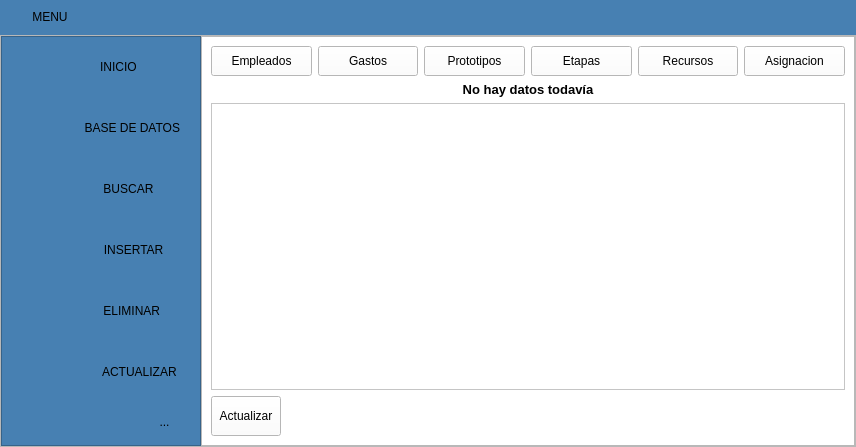
This is Menu Lateral desplegable/menu.ui in Juankapy/Programacion-app as Qt 5 draws it before an edit. The edited form follows.
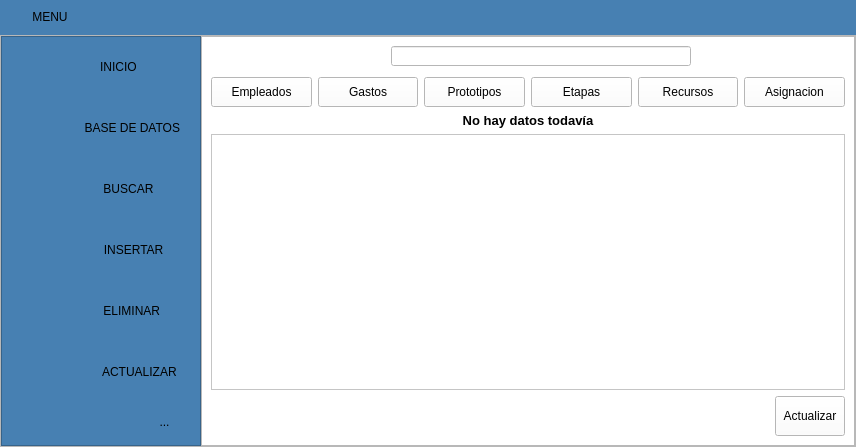
This is the edited form. Icons and pictures are not drawn.

Diff of the .ui file:
```diff
--- a/Menu Lateral desplegable/menu.ui
+++ b/Menu Lateral desplegable/menu.ui
@@ -675,6 +675,82 @@
             </property>
             <widget class="QWidget" name="page_uno">
              <layout class="QVBoxLayout" name="verticalLayout_9">
+              <item>
+               <widget class="QWidget" name="widget_bar" native="true">
+                <property name="sizePolicy">
+                 <sizepolicy hsizetype="Preferred" vsizetype="Preferred">
+                  <horstretch>0</horstretch>
+                  <verstretch>0</verstretch>
+                 </sizepolicy>
+                </property>
+                <property name="minimumSize">
+                 <size>
+                  <width>0</width>
+                  <height>25</height>
+                 </size>
+                </property>
+                <property name="maximumSize">
+                 <size>
+                  <width>16777215</width>
+                  <height>500</height>
+                 </size>
+                </property>
+                <widget class="QLineEdit" name="lineEdit">
+                 <property name="geometry">
+                  <rect>
+                   <x>180</x>
+                   <y>0</y>
+                   <width>300</width>
+                   <height>20</height>
+                  </rect>
+                 </property>
+                 <property name="minimumSize">
+                  <size>
+                   <width>300</width>
+                   <height>0</height>
+                  </size>
+                 </property>
+                 <property name="alignment">
+                  <set>Qt::AlignCenter</set>
+                 </property>
+                </widget>
+                <widget class="QPushButton" name="bt_buscador">
+                 <property name="geometry">
+                  <rect>
+                   <x>144</x>
+                   <y>0</y>
+                   <width>21</width>
+                   <height>21</height>
+                  </rect>
+                 </property>
+                 <property name="minimumSize">
+                  <size>
+                   <width>15</width>
+                   <height>0</height>
+                  </size>
+                 </property>
+                 <property name="maximumSize">
+                  <size>
+                   <width>200</width>
+                   <height>16777215</height>
+                  </size>
+                 </property>
+                 <property name="text">
+                  <string/>
+                 </property>
+                 <property name="icon">
+                  <iconset>
+                   <normaloff>imagenes/lupa.png</normaloff>imagenes/lupa.png</iconset>
+                 </property>
+                 <property name="autoDefault">
+                  <bool>false</bool>
+                 </property>
+                 <property name="flat">
+                  <bool>true</bool>
+                 </property>
+                </widget>
+               </widget>
+              </item>
               <item>
                <layout class="QHBoxLayout" name="horizontalLayout_4">
                 <item>
@@ -804,7 +880,7 @@
               <item>
                <widget class="QTableWidget" name="tableWidget"/>
               </item>
-              <item>
+              <item alignment="Qt::AlignRight">
                <widget class="QPushButton" name="pushButton">
                 <property name="sizePolicy">
                  <sizepolicy hsizetype="Fixed" vsizetype="Fixed">
```
